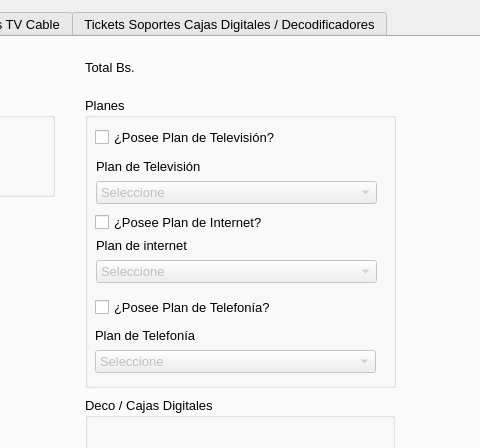
Qt form modules/Hfc/hfc_tv.ui (ceeck65/assistent-inter-app) before a commit; both pictures show x 257 to 737 and y 0 to 448 of the 1355 by 650 pixel window.
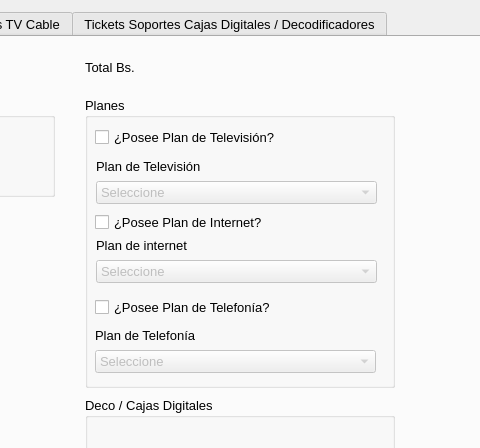
The same form after that commit. Icons and pictures are not drawn.

```diff
--- a/modules/Hfc/hfc_tv.ui
+++ b/modules/Hfc/hfc_tv.ui
@@ -179,7 +179,7 @@
       <rect>
        <x>330</x>
        <y>60</y>
-       <width>311</width>
+       <width>310</width>
        <height>291</height>
       </rect>
      </property>
```
